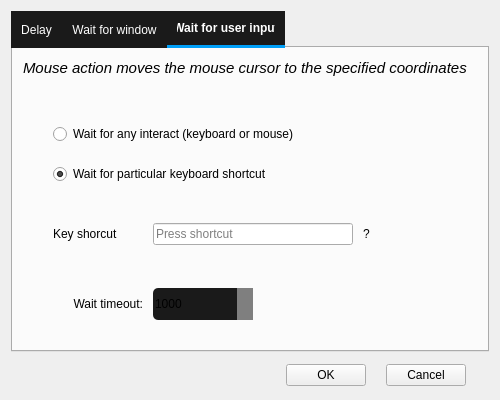
First picture: the form in src/ui/dialogdelay.ui, repository dxtruong16a4/BaseMacro, before the edit.
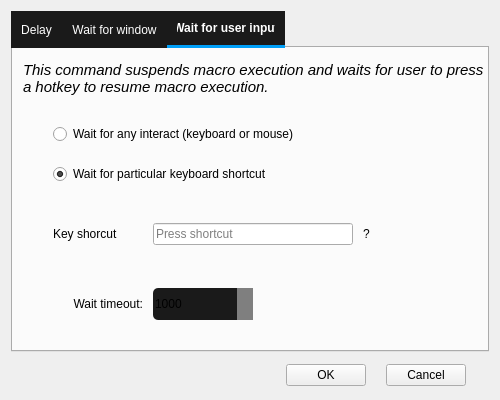
Second picture: the form after the edit. The open tabs and pages were chosen to show the change. Icons and pictures are not drawn.

What changed in the file:
```diff
--- a/src/ui/dialogdelay.ui
+++ b/src/ui/dialogdelay.ui
@@ -745,7 +745,7 @@
          <x>10</x>
          <y>10</y>
          <width>471</width>
-         <height>20</height>
+         <height>41</height>
         </rect>
        </property>
        <property name="font">
@@ -755,7 +755,11 @@
         </font>
        </property>
        <property name="text">
-        <string>Mouse action moves the mouse cursor to the specified coordinates</string>
+        <string>This command suspends macro execution and waits for user to press
+a hotkey to resume macro execution.</string>
+       </property>
+       <property name="scaledContents">
+        <bool>false</bool>
        </property>
       </widget>
       <widget class="QSpinBox" name="sbUserTimeout">
```
Left out of the diff: 2 changed lines with no effect on the pictures.
